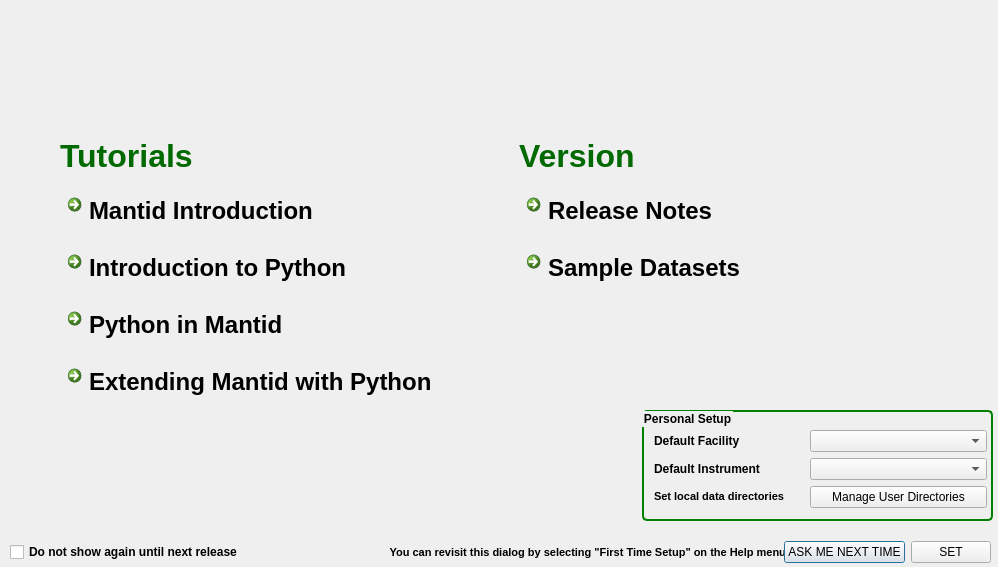
Qt form Code/Mantid/MantidPlot/src/Mantid/FirstTimeSetup.ui (mantidproject/mantid) before a commit.
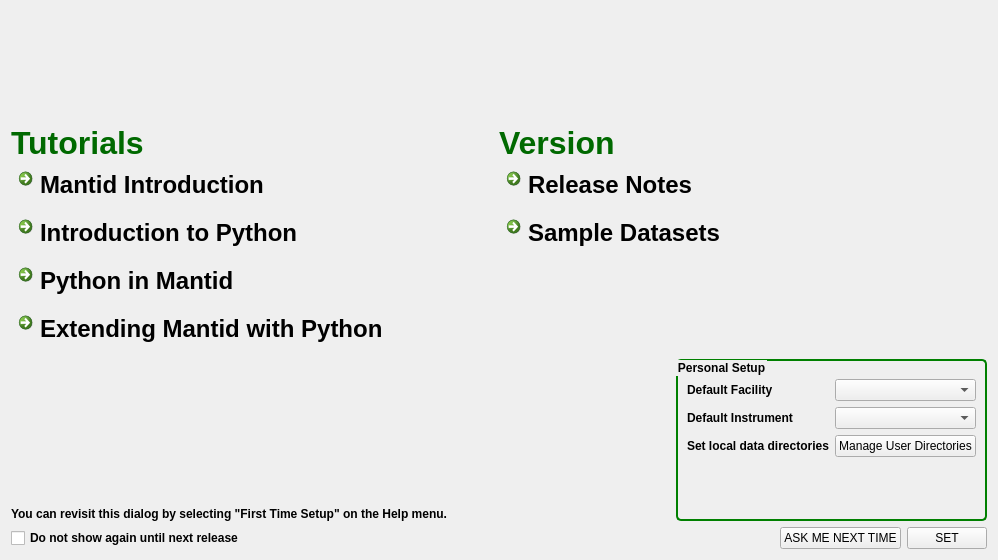
The same form after that commit. Icons and pictures are not drawn. Custom widgets are drawn as their Qt base class.

Commit message:
Refs #10666 Rework splash screen layout
Text is no longer occluded on Linux.

Diff of the .ui file:
```diff
--- a/Code/Mantid/MantidPlot/src/Mantid/FirstTimeSetup.ui
+++ b/Code/Mantid/MantidPlot/src/Mantid/FirstTimeSetup.ui
@@ -7,7 +7,7 @@
     <x>0</x>
     <y>0</y>
     <width>998</width>
-    <height>567</height>
+    <height>560</height>
    </rect>
   </property>
   <property name="sizePolicy">
@@ -19,13 +19,13 @@
   <property name="minimumSize">
    <size>
     <width>998</width>
-    <height>567</height>
+    <height>560</height>
    </size>
   </property>
   <property name="maximumSize">
    <size>
     <width>998</width>
-    <height>567</height>
+    <height>560</height>
    </size>
   </property>
   <property name="font">
@@ -40,49 +40,260 @@
    <string notr="true">QDialog#FirstTimeSetup{background-image: url(:/First_use_Background.png);}
 color: rgb(255, 255, 255);</string>
   </property>
-  <widget class="QWidget" name="layoutWidget4">
-   <property name="geometry">
-    <rect>
-     <x>10</x>
-     <y>540</y>
-     <width>981</width>
-     <height>25</height>
-    </rect>
+  <layout class="QVBoxLayout" name="verticalLayout">
+   <property name="topMargin">
+    <number>125</number>
    </property>
-   <layout class="QHBoxLayout" name="horizontalLayout">
     <item>
-     <widget class="QCheckBox" name="chkDoNotShowUntilNextRelease">
+    <layout class="QGridLayout" name="gridLayout">
+     <property name="spacing">
+      <number>0</number>
+     </property>
+     <item row="1" column="1">
+      <widget class="QCommandLinkButton" name="clbReleaseNotes">
       <property name="font">
        <font>
         <family>Segoe UI</family>
+         <pointsize>18</pointsize>
         <weight>75</weight>
         <bold>true</bold>
        </font>
       </property>
+       <property name="layoutDirection">
+        <enum>Qt::LeftToRight</enum>
+       </property>
       <property name="styleSheet">
+        <string notr="true">color: rgb(0, 128, 0);
+color: rgb(0, 0, 0);</string>
+       </property>
+       <property name="text">
+        <string>Release Notes</string>
+       </property>
+       <property name="icon">
+        <iconset resource="../../../Images/images.qrc">
+         <normaloff>:/Icons/Notepad-Bloc-notes-icon-32x32.png</normaloff>:/Icons/Notepad-Bloc-notes-icon-32x32.png</iconset>
+       </property>
+       <property name="iconSize">
+        <size>
+         <width>32</width>
+         <height>32</height>
+        </size>
+       </property>
+       <property name="checkable">
+        <bool>false</bool>
+       </property>
+      </widget>
+     </item>
+     <item row="0" column="1">
+      <widget class="QLabel" name="lblVersion">
+       <property name="font">
+        <font>
+         <family>Segoe UI</family>
+         <pointsize>24</pointsize>
+         <weight>75</weight>
+         <bold>true</bold>
+        </font>
+       </property>
+       <property name="styleSheet">
+        <string notr="true">color: rgb(0, 105, 0);</string>
+       </property>
+       <property name="text">
+        <string>Version </string>
+       </property>
+      </widget>
+     </item>
+     <item row="2" column="0">
+      <widget class="QCommandLinkButton" name="clbPythonIntroduction">
+       <property name="font">
+        <font>
+         <family>Segoe UI</family>
+         <pointsize>18</pointsize>
+         <weight>75</weight>
+         <bold>true</bold>
+        </font>
+       </property>
+       <property name="layoutDirection">
+        <enum>Qt::LeftToRight</enum>
+       </property>
+       <property name="styleSheet">
        <string notr="true">color: rgb(0, 0, 0);</string>
       </property>
       <property name="text">
-       <string>Do not show again until next release</string>
-      </property>
-      <property name="checked">
+        <string>Introduction to Python</string>
+       </property>
+       <property name="icon">
+        <iconset resource="../../../Images/images.qrc">
+         <normaloff>:/Icons/Python-icon-32x32.png</normaloff>:/Icons/Python-icon-32x32.png</iconset>
+       </property>
+       <property name="iconSize">
+        <size>
+         <width>32</width>
+         <height>32</height>
+        </size>
+       </property>
+       <property name="checkable">
        <bool>false</bool>
       </property>
      </widget>
     </item>
-    <item>
-     <spacer name="horizontalSpacer">
-      <property name="orientation">
-       <enum>Qt::Horizontal</enum>
-      </property>
-      <property name="sizeHint" stdset="0">
+     <item row="1" column="0">
+      <widget class="QCommandLinkButton" name="clbMantidIntroduction">
+       <property name="font">
+        <font>
+         <family>Segoe UI</family>
+         <pointsize>18</pointsize>
+         <weight>75</weight>
+         <bold>true</bold>
+        </font>
+       </property>
+       <property name="layoutDirection">
+        <enum>Qt::LeftToRight</enum>
+       </property>
+       <property name="styleSheet">
+        <string notr="true">color: rgb(0, 0, 0);</string>
+       </property>
+       <property name="text">
+        <string>Mantid Introduction</string>
+       </property>
+       <property name="icon">
+        <iconset resource="../../../Images/images.qrc">
+         <normaloff>:/Icons/Misc-Tutorial-icon-32x32.png</normaloff>:/Icons/Misc-Tutorial-icon-32x32.png</iconset>
+       </property>
+       <property name="iconSize">
        <size>
-        <width>40</width>
-        <height>20</height>
-       </size>
-      </property>
-     </spacer>
-    </item>
+         <width>32</width>
+         <height>32</height>
+        </size>
+       </property>
+       <property name="checkable">
+        <bool>false</bool>
+       </property>
+      </widget>
+     </item>
+     <item row="0" column="0">
+      <widget class="QLabel" name="lblTutorials">
+       <property name="font">
+        <font>
+         <family>Segoe UI</family>
+         <pointsize>24</pointsize>
+         <weight>75</weight>
+         <bold>true</bold>
+        </font>
+       </property>
+       <property name="styleSheet">
+        <string notr="true">color: rgb(0, 105, 0);</string>
+       </property>
+       <property name="text">
+        <string>Tutorials</string>
+       </property>
+      </widget>
+     </item>
+     <item row="2" column="1">
+      <widget class="QCommandLinkButton" name="clbSampleDatasets">
+       <property name="font">
+        <font>
+         <family>Segoe UI</family>
+         <pointsize>18</pointsize>
+         <weight>75</weight>
+         <bold>true</bold>
+        </font>
+       </property>
+       <property name="layoutDirection">
+        <enum>Qt::LeftToRight</enum>
+       </property>
+       <property name="styleSheet">
+        <string notr="true">color: rgb(0, 0, 0);</string>
+       </property>
+       <property name="text">
+        <string>Sample Datasets</string>
+       </property>
+       <property name="icon">
+        <iconset resource="../../../Images/images.qrc">
+         <normaloff>:/Icons/download-icon-32x32.png</normaloff>:/Icons/download-icon-32x32.png</iconset>
+       </property>
+       <property name="iconSize">
+        <size>
+         <width>32</width>
+         <height>32</height>
+        </size>
+       </property>
+       <property name="checkable">
+        <bool>false</bool>
+       </property>
+      </widget>
+     </item>
+     <item row="3" column="0">
+      <widget class="QCommandLinkButton" name="clbPythonInMantid">
+       <property name="font">
+        <font>
+         <family>Segoe UI</family>
+         <pointsize>18</pointsize>
+         <weight>75</weight>
+         <bold>true</bold>
+        </font>
+       </property>
+       <property name="layoutDirection">
+        <enum>Qt::LeftToRight</enum>
+       </property>
+       <property name="styleSheet">
+        <string notr="true">color: rgb(0, 0, 0);</string>
+       </property>
+       <property name="text">
+        <string>Python in Mantid</string>
+       </property>
+       <property name="icon">
+        <iconset resource="../../../Images/images.qrc">
+         <normaloff>:/win/running_process.png</normaloff>:/win/running_process.png</iconset>
+       </property>
+       <property name="iconSize">
+        <size>
+         <width>32</width>
+         <height>32</height>
+        </size>
+       </property>
+       <property name="checkable">
+        <bool>false</bool>
+       </property>
+      </widget>
+     </item>
+     <item row="4" column="0">
+      <widget class="QCommandLinkButton" name="clbExtendingMantid">
+       <property name="font">
+        <font>
+         <family>Segoe UI</family>
+         <pointsize>18</pointsize>
+         <weight>75</weight>
+         <bold>true</bold>
+        </font>
+       </property>
+       <property name="layoutDirection">
+        <enum>Qt::LeftToRight</enum>
+       </property>
+       <property name="styleSheet">
+        <string notr="true">color: rgb(0, 0, 0);</string>
+       </property>
+       <property name="text">
+        <string>Extending Mantid with Python</string>
+       </property>
+       <property name="icon">
+        <iconset resource="../../../Images/images.qrc">
+         <normaloff>:/Icons/Plugin-Python-icon-32x32.png</normaloff>:/Icons/Plugin-Python-icon-32x32.png</iconset>
+       </property>
+       <property name="iconSize">
+        <size>
+         <width>32</width>
+         <height>32</height>
+        </size>
+       </property>
+       <property name="checkable">
+        <bool>false</bool>
+       </property>
+      </widget>
+     </item>
+    </layout>
+   </item>
+   <item>
+    <layout class="QHBoxLayout" name="horizontalLayout_2">
     <item>
      <widget class="QLabel" name="lbUpdate">
       <property name="minimumSize">
@@ -102,14 +313,10 @@
        <string notr="true">color: rgb(0, 0, 0);</string>
       </property>
       <property name="text">
-       <string>&lt;!DOCTYPE HTML PUBLIC &quot;-//W3C//DTD HTML 4.0//EN&quot; &quot;http://www.w3.org/TR/REC-html40/strict.dtd&quot;&gt;
-&lt;html&gt;&lt;head&gt;&lt;meta name=&quot;qrichtext&quot; content=&quot;1&quot; /&gt;&lt;style type=&quot;text/css&quot;&gt;
-p, li { white-space: pre-wrap; }
-&lt;/style&gt;&lt;/head&gt;&lt;body style=&quot; font-family:'MS Shell Dlg 2'; font-size:8pt; font-weight:600; font-style:normal;&quot;&gt;
-&lt;p style=&quot; margin-top:0px; margin-bottom:0px; margin-left:0px; margin-right:0px; -qt-block-indent:0; text-indent:0px;&quot;&gt;You can revisit this dialog by selecting &amp;quot;First Time Setup&amp;quot; on the Help menu.&lt;/p&gt;&lt;/body&gt;&lt;/html&gt;</string>
+        <string>You can revisit this dialog by selecting &quot;First Time Setup&quot; on the Help menu.</string>
       </property>
       <property name="alignment">
-       <set>Qt::AlignRight|Qt::AlignTrailing|Qt::AlignVCenter</set>
+        <set>Qt::AlignBottom|Qt::AlignLeading|Qt::AlignLeft</set>
       </property>
       <property name="wordWrap">
        <bool>true</bool>
@@ -117,46 +324,20 @@
      </widget>
     </item>
     <item>
-     <widget class="QPushButton" name="pbCancel">
-      <property name="font">
-       <font>
-        <family>Segoe UI</family>
-       </font>
-      </property>
-      <property name="text">
-       <string>ASK ME NEXT TIME</string>
-      </property>
-      <property name="default">
-       <bool>false</bool>
-      </property>
-      <property name="flat">
-       <bool>false</bool>
-      </property>
-     </widget>
+      <spacer name="horizontalSpacer_2">
+       <property name="orientation">
+        <enum>Qt::Horizontal</enum>
+       </property>
+       <property name="sizeHint" stdset="0">
+        <size>
+         <width>40</width>
+         <height>20</height>
+        </size>
+       </property>
+      </spacer>
     </item>
     <item>
-     <widget class="QPushButton" name="pbConfirm">
-      <property name="font">
-       <font>
-        <family>Segoe UI</family>
-       </font>
-      </property>
-      <property name="text">
-       <string>SET</string>
-      </property>
-     </widget>
-    </item>
-   </layout>
-  </widget>
   <widget class="QGroupBox" name="grpPersonalSetup">
-   <property name="geometry">
-    <rect>
-     <x>642</x>
-     <y>410</y>
-     <width>351</width>
-     <height>111</height>
-    </rect>
-   </property>
    <property name="font">
     <font>
      <family>Segoe UI</family>
@@ -174,16 +355,13 @@
    <property name="title">
     <string>Personal Setup</string>
    </property>
-   <widget class="QWidget" name="layoutWidget1">
-    <property name="geometry">
-     <rect>
-      <x>12</x>
-      <y>20</y>
-      <width>333</width>
-      <height>80</height>
-     </rect>
-    </property>
     <layout class="QFormLayout" name="formLayout">
+        <property name="fieldGrowthPolicy">
+         <enum>QFormLayout::AllNonFixedFieldsGrow</enum>
+        </property>
+        <property name="topMargin">
+         <number>18</number>
+        </property>
      <item row="0" column="0">
       <widget class="QLabel" name="label">
        <property name="font">
@@ -237,12 +415,6 @@
      </item>
      <item row="2" column="0">
       <widget class="QLabel" name="lbMUD">
-       <property name="minimumSize">
-        <size>
-         <width>150</width>
-         <height>0</height>
-        </size>
-       </property>
        <property name="font">
         <font>
          <family>Segoe UI</family>
@@ -254,24 +426,12 @@
         <string notr="true">color: rgb(0, 0, 0);</string>
        </property>
        <property name="text">
-        <string>&lt;!DOCTYPE HTML PUBLIC &quot;-//W3C//DTD HTML 4.0//EN&quot; &quot;http://www.w3.org/TR/REC-html40/strict.dtd&quot;&gt;
-&lt;html&gt;&lt;head&gt;&lt;meta name=&quot;qrichtext&quot; content=&quot;1&quot; /&gt;&lt;style type=&quot;text/css&quot;&gt;
-p, li { white-space: pre-wrap; }
-&lt;/style&gt;&lt;/head&gt;&lt;body style=&quot; font-family:'MS Shell Dlg 2'; font-size:8pt; font-weight:600; font-style:normal;&quot;&gt;
-&lt;p style=&quot; margin-top:0px; margin-bottom:0px; margin-left:0px; margin-right:0px; -qt-block-indent:0; text-indent:0px;&quot;&gt;Set local data directories&lt;/p&gt;&lt;/body&gt;&lt;/html&gt;</string>
-       </property>
-       <property name="wordWrap">
-        <bool>true</bool>
+           <string>Set local data directories</string>
        </property>
       </widget>
      </item>
      <item row="2" column="1">
       <widget class="QPushButton" name="pbMUD">
-       <property name="font">
-        <font>
-         <family>Segoe UI</family>
-        </font>
-       </property>
        <property name="styleSheet">
         <string notr="true">color: rgb(0, 0, 0);</string>
        </property>
@@ -282,260 +442,67 @@
      </item>
     </layout>
    </widget>
-  </widget>
-  <widget class="QWidget" name="layoutWidget">
-   <property name="geometry">
-    <rect>
-     <x>60</x>
-     <y>130</y>
-     <width>911</width>
-     <height>279</height>
-    </rect>
-   </property>
-   <layout class="QGridLayout" name="gridLayout">
-    <item row="0" column="0">
-     <widget class="QLabel" name="lblTutorials">
-      <property name="font">
-       <font>
-        <family>Segoe UI</family>
-        <pointsize>24</pointsize>
-        <weight>75</weight>
-        <bold>true</bold>
-       </font>
-      </property>
-      <property name="styleSheet">
-       <string notr="true">color: rgb(0, 105, 0);</string>
-      </property>
-      <property name="text">
-       <string>Tutorials</string>
-      </property>
-     </widget>
-    </item>
-    <item row="0" column="1">
-     <widget class="QLabel" name="lblVersion">
-      <property name="font">
-       <font>
-        <family>Segoe UI</family>
-        <pointsize>24</pointsize>
-        <weight>75</weight>
-        <bold>true</bold>
-       </font>
-      </property>
-      <property name="styleSheet">
-       <string notr="true">color: rgb(0, 105, 0);</string>
-      </property>
-      <property name="text">
-       <string>Version </string>
-      </property>
-     </widget>
-    </item>
-    <item row="1" column="0">
-     <widget class="QCommandLinkButton" name="clbMantidIntroduction">
+     </item>
+    </layout>
+   </item>
+   <item>
+    <layout class="QHBoxLayout" name="horizontalLayout">
+     <item>
+      <widget class="QCheckBox" name="chkDoNotShowUntilNextRelease">
       <property name="font">
        <font>
         <family>Segoe UI</family>
-        <pointsize>18</pointsize>
         <weight>75</weight>
         <bold>true</bold>
        </font>
       </property>
-      <property name="layoutDirection">
-       <enum>Qt::LeftToRight</enum>
-      </property>
       <property name="styleSheet">
        <string notr="true">color: rgb(0, 0, 0);</string>
       </property>
       <property name="text">
-       <string>Mantid Introduction</string>
-      </property>
-      <property name="icon">
-       <iconset resource="../../../Images/images.qrc">
-        <normaloff>:/Icons/Misc-Tutorial-icon-32x32.png</normaloff>:/Icons/Misc-Tutorial-icon-32x32.png</iconset>
-      </property>
-      <property name="iconSize">
-       <size>
-        <width>32</width>
-        <height>32</height>
-       </size>
-      </property>
-      <property name="checkable">
+        <string>Do not show again until next release</string>
+       </property>
+       <property name="checked">
        <bool>false</bool>
       </property>
      </widget>
     </item>
-    <item row="1" column="1">
-     <widget class="QCommandLinkButton" name="clbReleaseNotes">
-      <property name="font">
-       <font>
-        <family>Segoe UI</family>
-        <pointsize>18</pointsize>
-        <weight>75</weight>
-        <bold>true</bold>
-       </font>
-      </property>
-      <property name="layoutDirection">
-       <enum>Qt::LeftToRight</enum>
-      </property>
-      <property name="styleSheet">
-       <string notr="true">color: rgb(0, 128, 0);
-color: rgb(0, 0, 0);</string>
-      </property>
-      <property name="text">
-       <string>Release Notes</string>
-      </property>
-      <property name="icon">
-       <iconset resource="../../../Images/images.qrc">
-        <normaloff>:/Icons/Notepad-Bloc-notes-icon-32x32.png</normaloff>:/Icons/Notepad-Bloc-notes-icon-32x32.png</iconset>
-      </property>
-      <property name="iconSize">
+     <item>
+      <spacer name="horizontalSpacer">
+       <property name="orientation">
+        <enum>Qt::Horizontal</enum>
+       </property>
+       <property name="sizeHint" stdset="0">
        <size>
-        <width>32</width>
-        <height>32</height>
-       </size>
-      </property>
-      <property name="checkable">
-       <bool>false</bool>
-      </property>
-     </widget>
-    </item>
-    <item row="2" column="0">
-     <widget class="QCommandLinkButton" name="clbPythonIntroduction">
-      <property name="font">
-       <font>
-        <family>Segoe UI</family>
-        <pointsize>18</pointsize>
-        <weight>75</weight>
-        <bold>true</bold>
-       </font>
-      </property>
-      <property name="layoutDirection">
-       <enum>Qt::LeftToRight</enum>
-      </property>
-      <property name="styleSheet">
-       <string notr="true">color: rgb(0, 0, 0);</string>
-      </property>
+         <width>40</width>
+         <height>20</height>
+        </size>
+       </property>
+      </spacer>
+     </item>
+     <item>
+      <widget class="QPushButton" name="pbCancel">
       <property name="text">
-       <string>Introduction to Python</string>
-      </property>
-      <property name="icon">
-       <iconset resource="../../../Images/images.qrc">
-        <normaloff>:/Icons/Python-icon-32x32.png</normaloff>:/Icons/Python-icon-32x32.png</iconset>
-      </property>
-      <property name="iconSize">
-       <size>
-        <width>32</width>
-        <height>32</height>
-       </size>
-      </property>
-      <property name="checkable">
+        <string>ASK ME NEXT TIME</string>
+       </property>
+       <property name="default">
        <bool>false</bool>
       </property>
-     </widget>
-    </item>
-    <item row="2" column="1">
-     <widget class="QCommandLinkButton" name="clbSampleDatasets">
-      <property name="font">
-       <font>
-        <family>Segoe UI</family>
-        <pointsize>18</pointsize>
-        <weight>75</weight>
-        <bold>true</bold>
-       </font>
-      </property>
-      <property name="layoutDirection">
-       <enum>Qt::LeftToRight</enum>
-      </property>
-      <property name="styleSheet">
-       <string notr="true">color: rgb(0, 0, 0);</string>
-      </property>
-      <property name="text">
-       <string>Sample Datasets</string>
-      </property>
-      <property name="icon">
-       <iconset resource="../../../Images/images.qrc">
-        <normaloff>:/Icons/download-icon-32x32.png</normaloff>:/Icons/download-icon-32x32.png</iconset>
-      </property>
-      <property name="iconSize">
-       <size>
-        <width>32</width>
-        <height>32</height>
-       </size>
-      </property>
-      <property name="checkable">
+       <property name="flat">
        <bool>false</bool>
       </property>
      </widget>
     </item>
-    <item row="3" column="0">
-     <widget class="QCommandLinkButton" name="clbPythonInMantid">
-      <property name="font">
-       <font>
-        <family>Segoe UI</family>
-        <pointsize>18</pointsize>
-        <weight>75</weight>
-        <bold>true</bold>
-       </font>
-      </property>
-      <property name="layoutDirection">
-       <enum>Qt::LeftToRight</enum>
-      </property>
-      <property name="styleSheet">
-       <string notr="true">color: rgb(0, 0, 0);</string>
-      </property>
+     <item>
+      <widget class="QPushButton" name="pbConfirm">
       <property name="text">
-       <string>Python in Mantid</string>
-      </property>
-      <property name="icon">
-       <iconset resource="../../../Images/images.qrc">
-        <normaloff>:/win/running_process.png</normaloff>:/win/running_process.png</iconset>
-      </property>
-      <property name="iconSize">
-       <size>
-        <width>32</width>
-        <height>32</height>
-       </size>
-      </property>
-      <property name="checkable">
-       <bool>false</bool>
-      </property>
-     </widget>
-    </item>
-    <item row="4" column="0">
-     <widget class="QCommandLinkButton" name="clbExtendingMantid">
-      <property name="font">
-       <font>
-        <family>Segoe UI</family>
-        <pointsize>18</pointsize>
-        <weight>75</weight>
-        <bold>true</bold>
-       </font>
-      </property>
-      <property name="layoutDirection">
-       <enum>Qt::LeftToRight</enum>
-      </property>
-      <property name="styleSheet">
-       <string notr="true">color: rgb(0, 0, 0);</string>
-      </property>
-      <property name="text">
-       <string>Extending Mantid with Python</string>
-      </property>
-      <property name="icon">
-       <iconset resource="../../../Images/images.qrc">
-        <normaloff>:/Icons/Plugin-Python-icon-32x32.png</normaloff>:/Icons/Plugin-Python-icon-32x32.png</iconset>
-      </property>
-      <property name="iconSize">
-       <size>
-        <width>32</width>
-        <height>32</height>
-       </size>
-      </property>
-      <property name="checkable">
-       <bool>false</bool>
-      </property>
-     </widget>
-    </item>
-   </layout>
-  </widget>
+        <string>SET</string>
+       </property>
+      </widget>
+     </item>
+    </layout>
+   </item>
+  </layout>
  </widget>
  <customwidgets>
   <customwidget>
```
Lines whose indentation alone changed are shown as unchanged.
